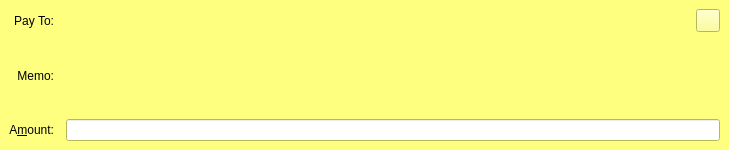
Old version of the form src/qt/forms/sendcoinsentry.ui in the repository xCryptoCash/veles.
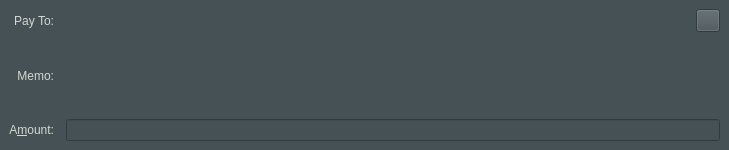
New version of the form. The open tabs and pages were chosen to show the change. Icons and pictures are not drawn. Custom widgets are drawn as their Qt base class.

Diff of the .ui file:
```diff
--- a/src/qt/forms/sendcoinsentry.ui
+++ b/src/qt/forms/sendcoinsentry.ui
@@ -16,6 +16,11 @@
   <property name="autoFillBackground">
    <bool>false</bool>
   </property>
+  <property name="styleSheet">
+   <string notr="true">background-color:rgb(70, 81, 86);
+color:rgb(211, 215, 207);
+font: 75 12pt &quot;Uroob&quot;;</string>
+  </property>
   <widget class="QFrame" name="SendCoins">
    <property name="toolTip">
     <string>This is a normal payment.</string>
@@ -222,18 +227,18 @@
       <colorrole role="WindowText">
        <brush brushstyle="SolidPattern">
         <color alpha="255">
-         <red>0</red>
-         <green>0</green>
-         <blue>0</blue>
+         <red>211</red>
+         <green>215</green>
+         <blue>207</blue>
         </color>
        </brush>
       </colorrole>
       <colorrole role="Button">
        <brush brushstyle="SolidPattern">
         <color alpha="255">
-         <red>255</red>
-         <green>255</green>
-         <blue>127</blue>
+         <red>70</red>
+         <green>81</green>
+         <blue>86</blue>
         </color>
        </brush>
       </colorrole>
@@ -276,9 +281,9 @@
       <colorrole role="Text">
        <brush brushstyle="SolidPattern">
         <color alpha="255">
-         <red>0</red>
-         <green>0</green>
-         <blue>0</blue>
+         <red>211</red>
+         <green>215</green>
+         <blue>207</blue>
         </color>
        </brush>
       </colorrole>
@@ -294,27 +299,27 @@
       <colorrole role="ButtonText">
        <brush brushstyle="SolidPattern">
         <color alpha="255">
-         <red>0</red>
-         <green>0</green>
-         <blue>0</blue>
+         <red>211</red>
+         <green>215</green>
+         <blue>207</blue>
         </color>
        </brush>
       </colorrole>
       <colorrole role="Base">
        <brush brushstyle="SolidPattern">
         <color alpha="255">
-         <red>255</red>
-         <green>255</green>
-         <blue>255</blue>
+         <red>70</red>
+         <green>81</green>
+         <blue>86</blue>
         </color>
        </brush>
       </colorrole>
       <colorrole role="Window">
        <brush brushstyle="SolidPattern">
         <color alpha="255">
-         <red>255</red>
-         <green>255</green>
-         <blue>127</blue>
+         <red>70</red>
+         <green>81</green>
+         <blue>86</blue>
         </color>
        </brush>
       </colorrole>
@@ -359,18 +364,18 @@
       <colorrole role="WindowText">
        <brush brushstyle="SolidPattern">
         <color alpha="255">
-         <red>0</red>
-         <green>0</green>
-         <blue>0</blue>
+         <red>211</red>
+         <green>215</green>
+         <blue>207</blue>
         </color>
        </brush>
       </colorrole>
       <colorrole role="Button">
        <brush brushstyle="SolidPattern">
         <color alpha="255">
-         <red>255</red>
-         <green>255</green>
-         <blue>127</blue>
+         <red>70</red>
+         <green>81</green>
+         <blue>86</blue>
         </color>
        </brush>
       </colorrole>
@@ -413,9 +418,9 @@
       <colorrole role="Text">
        <brush brushstyle="SolidPattern">
         <color alpha="255">
-         <red>0</red>
-         <green>0</green>
-         <blue>0</blue>
+         <red>211</red>
+         <green>215</green>
+         <blue>207</blue>
         </color>
        </brush>
       </colorrole>
@@ -431,27 +436,27 @@
       <colorrole role="ButtonText">
        <brush brushstyle="SolidPattern">
         <color alpha="255">
-         <red>0</red>
-         <green>0</green>
-         <blue>0</blue>
+         <red>211</red>
+         <green>215</green>
+         <blue>207</blue>
         </color>
        </brush>
       </colorrole>
       <colorrole role="Base">
        <brush brushstyle="SolidPattern">
         <color alpha="255">
-         <red>255</red>
-         <green>255</green>
-         <blue>255</blue>
+         <red>70</red>
+         <green>81</green>
+         <blue>86</blue>
         </color>
        </brush>
       </colorrole>
       <colorrole role="Window">
        <brush brushstyle="SolidPattern">
         <color alpha="255">
-         <red>255</red>
-         <green>255</green>
-         <blue>127</blue>
+         <red>70</red>
+         <green>81</green>
+         <blue>86</blue>
         </color>
        </brush>
       </colorrole>
@@ -496,18 +501,18 @@
       <colorrole role="WindowText">
        <brush brushstyle="SolidPattern">
         <color alpha="255">
-         <red>127</red>
-         <green>127</green>
-         <blue>63</blue>
+         <red>211</red>
+         <green>215</green>
+         <blue>207</blue>
         </color>
        </brush>
       </colorrole>
       <colorrole role="Button">
        <brush brushstyle="SolidPattern">
         <color alpha="255">
-         <red>255</red>
-         <green>255</green>
-         <blue>127</blue>
+         <red>70</red>
+         <green>81</green>
+         <blue>86</blue>
         </color>
        </brush>
       </colorrole>
@@ -550,9 +555,9 @@
       <colorrole role="Text">
        <brush brushstyle="SolidPattern">
         <color alpha="255">
-         <red>127</red>
-         <green>127</green>
-         <blue>63</blue>
+         <red>211</red>
+         <green>215</green>
+         <blue>207</blue>
         </color>
        </brush>
       </colorrole>
@@ -568,27 +573,27 @@
       <colorrole role="ButtonText">
        <brush brushstyle="SolidPattern">
         <color alpha="255">
-         <red>127</red>
-         <green>127</green>
-         <blue>63</blue>
+         <red>211</red>
+         <green>215</green>
+         <blue>207</blue>
         </color>
        </brush>
       </colorrole>
       <colorrole role="Base">
        <brush brushstyle="SolidPattern">
         <color alpha="255">
-         <red>255</red>
-         <green>255</green>
-         <blue>127</blue>
+         <red>70</red>
+         <green>81</green>
+         <blue>86</blue>
         </color>
        </brush>
       </colorrole>
       <colorrole role="Window">
        <brush brushstyle="SolidPattern">
         <color alpha="255">
-         <red>255</red>
-         <green>255</green>
-         <blue>127</blue>
+         <red>70</red>
+         <green>81</green>
+         <blue>86</blue>
         </color>
        </brush>
       </colorrole>
@@ -635,7 +640,7 @@
     <string>This is an unauthenticated payment request.</string>
    </property>
    <property name="autoFillBackground">
-    <bool>true</bool>
+    <bool>false</bool>
    </property>
    <property name="frameShape">
     <enum>QFrame::NoFrame</enum>
```
Left out of the diff: 140 changed lines with no effect on the pictures.
